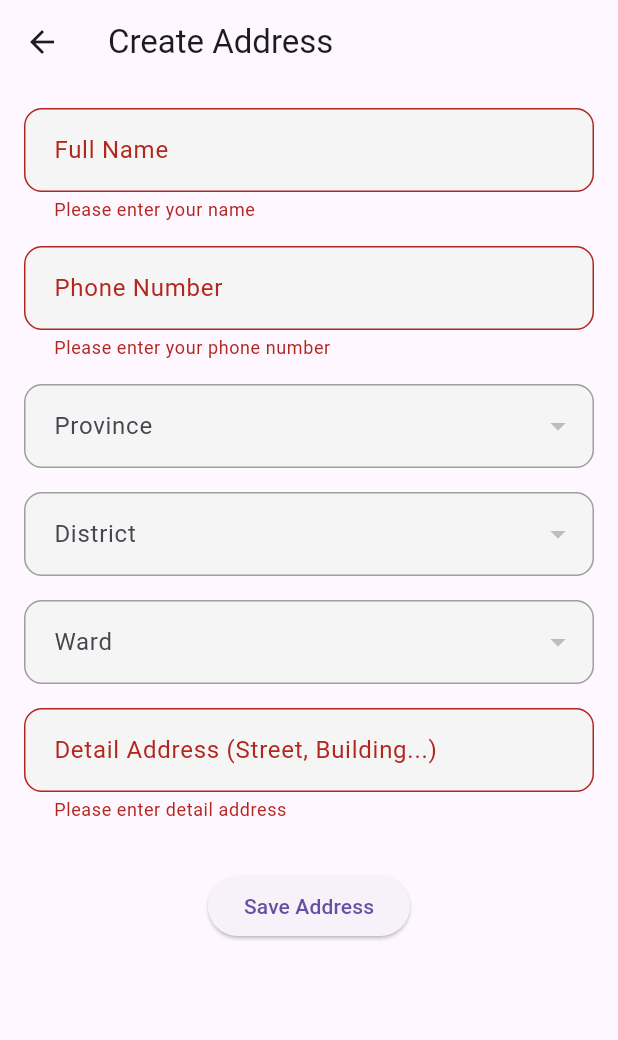
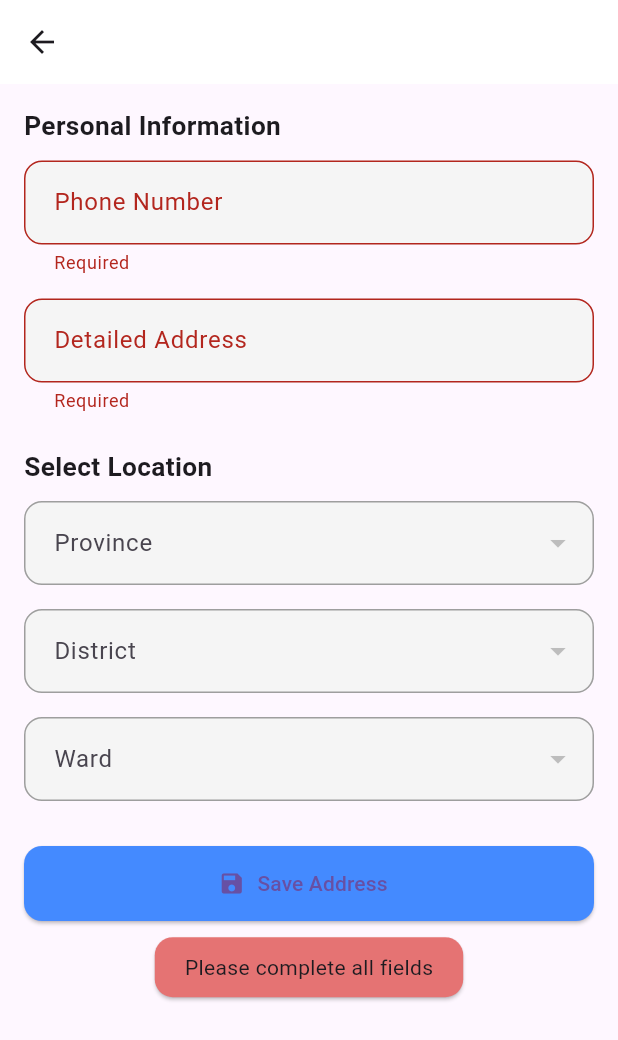
Before and after one commit to vutientrinh/flutter-social-share, a Flutter app: the CreateAddressScreen screen opened directly, after a tap on "Save Address", on a phone screen of 412 x 824 dp. Shown: the top 1040 px of the screen. Run offline on Flutter 3.47's test engine with Material 3 defaults, Android fonts, the phone set to English and light mode, and no system bars; drawn by our look-alikes of velocity_x; our stand-ins replace another_flushbar, cached_network_image, dio, flutter_dotenv, flutter_riverpod, image_picker and 4 more; missing offline and left inert: stomp_dart_client; accounts and stored records are empty; network calls fail.

Commit message:
tracking and address screen

```diff
--- a/lib/screens/ecommerce_screen/create_address_screen.dart
+++ b/lib/screens/ecommerce_screen/create_address_screen.dart
@@ -39,9 +39,7 @@ class _CreateAddressState extends ConsumerState<CreateAddressScreen> {
   Future<void> _loadProvinces() async {
     final shippingService = ref.read(shippingProvider);
     final res = await shippingService.getProvinces();
-    setState(() {
-      provinces = res.data['data'];
-    });
+    setState(() => provinces = res.data['data']);
   }
 
   Future<void> _loadDistricts(int provinceId) async {
@@ -75,7 +73,6 @@ class _CreateAddressState extends ConsumerState<CreateAddressScreen> {
         selectedProvinceId != null &&
         selectedDistrictId != null &&
         selectedWardCode != null) {
-
       final address = AddressRequest(
         userId: data['userId'],
         phone: phoneController.text,
@@ -88,27 +85,24 @@ class _CreateAddressState extends ConsumerState<CreateAddressScreen> {
         provinceName: selectedProvinceName!,
       );
 
-      print("Submitting address: $address");
       await ref.read(addressAsyncNotifierProvider.notifier).createAddress(address);
       Navigator.pop(context);
     } else {
-      print("Form incomplete");
+      VxToast.show(context, msg: "Please complete all fields", bgColor: Colors.red.shade300);
     }
   }
 
   InputDecoration _inputDecoration(String label) {
     return InputDecoration(
       labelText: label,
-      floatingLabelStyle: const TextStyle(color: Colors.blue, fontSize: 18),
-      border: OutlineInputBorder(
-        borderRadius: BorderRadius.circular(12),
-      ),
+      floatingLabelStyle: const TextStyle(color: Colors.teal, fontSize: 18),
+      border: OutlineInputBorder(borderRadius: BorderRadius.circular(12)),
       enabledBorder: OutlineInputBorder(
         borderSide: const BorderSide(color: Colors.grey),
         borderRadius: BorderRadius.circular(12),
       ),
       focusedBorder: OutlineInputBorder(
-        borderSide: const BorderSide(color: Colors.blue, width: 2),
+        borderSide: const BorderSide(color: Colors.teal, width: 2),
         borderRadius: BorderRadius.circular(12),
       ),
       filled: true,
@@ -127,14 +121,15 @@ class _CreateAddressState extends ConsumerState<CreateAddressScreen> {
   }) {
     return DropdownButtonFormField<T>(
       value: value,
+      isExpanded: true,
+      decoration: _inputDecoration(label),
       items: items.map<DropdownMenuItem<T>>((item) {
         return DropdownMenuItem<T>(
-          value: item[idField] as T,
+          value: item[idField],
           child: Text(item[displayField]),
         );
       }).toList(),
       onChanged: onChanged,
-      decoration: _inputDecoration(label),
     );
   }
 
@@ -142,94 +137,86 @@ class _CreateAddressState extends ConsumerState<CreateAddressScreen> {
   Widget build(BuildContext context) {
     return Scaffold(
       appBar: AppBar(
-        title: const Text('Create Address'),
+        title: "Add New Address".text.semiBold.white.make(),
+        centerTitle: true,
+        backgroundColor: Colors.white,
       ),
-      body: Padding(
-        padding: const EdgeInsets.all(16.0),
+      body: SingleChildScrollView(
+        padding: const EdgeInsets.all(16),
         child: Form(
           key: _formKey,
-          child: SingleChildScrollView(
-            child: Column(
-              children: [
-                TextFormField(
-                  controller: nameController,
-                  decoration: _inputDecoration('Full Name'),
-                  validator: (value) => value!.isEmpty ? 'Please enter your name' : null,
-                ),
-                const SizedBox(height: 16),
+          child: VStack([
+            "Personal Information".text.xl.semiBold.make(),
+            const SizedBox(height: 10),
             TextFormField(
               controller: phoneController,
-                  decoration: _inputDecoration('Phone Number'),
-                  validator: (value) => value!.isEmpty ? 'Please enter your phone number' : null,
+              decoration: _inputDecoration("Phone Number"),
               keyboardType: TextInputType.phone,
-                ),
-                const SizedBox(height: 16),
-                _buildDropdown<int>(
-                  label: 'Province',
-                  value: selectedProvinceId,
-                  items: provinces,
-                  onChanged: (value) {
-                    setState(() {
-                      selectedProvinceId = value;
-                      selectedProvinceName = provinces.firstWhere((p) => p['ProvinceID'] == value)['ProvinceName'];
-                      selectedDistrictId = null;
-                      selectedDistrictName = null;
-                      selectedWardCode = null;
-                      selectedWardName = null;
-                      districts = [];
-                      wards = [];
-                    });
-                    if (value != null) _loadDistricts(value);
-                  },
-                  displayField: 'ProvinceName',
-                  idField: 'ProvinceID',
-                ),
-                const SizedBox(height: 16),
-                _buildDropdown<int>(
-                  label: 'District',
-                  value: selectedDistrictId,
-                  items: districts,
-                  onChanged: (value) {
-                    setState(() {
-                      selectedDistrictId = value;
-                      selectedDistrictName = districts.firstWhere((d) => d['DistrictID'] == value)['DistrictName'];
-                      selectedWardCode = null;
-                      selectedWardName = null;
-                      wards = [];
-                    });
-                    if (value != null) _loadWards(value);
-                  },
-                  displayField: 'DistrictName',
-                  idField: 'DistrictID',
-                ),
-                const SizedBox(height: 16),
-                _buildDropdown<String>(
-                  label: 'Ward',
-                  value: selectedWardCode,
-                  items: wards,
-                  onChanged: (value) {
-                    setState(() {
-                      selectedWardCode = value;
-                      selectedWardName = wards.firstWhere((w) => w['WardCode'] == value)['WardName'];
-                    });
-                  },
-                  displayField: 'WardName',
-                  idField: 'WardCode',
+              validator: (value) => value!.isEmpty ? 'Required' : null,
             ),
             const SizedBox(height: 16),
             TextFormField(
               controller: detailController,
-                  decoration: _inputDecoration('Detail Address (Street, Building...)'),
-                  validator: (value) => value!.isEmpty ? 'Please enter detail address' : null,
+              decoration: _inputDecoration("Detailed Address"),
+              validator: (value) => value!.isEmpty ? 'Required' : null,
             ),
-                const SizedBox(height: 32),
-                ElevatedButton(
-                  onPressed: _submitForm,
-                  child: const Text('Save Address'),
-                )
-              ],
+            const SizedBox(height: 24),
+            "Select Location".text.xl.semiBold.make(),
+            const SizedBox(height: 10),
+            _buildDropdown<int>(
+              label: "Province",
+              value: selectedProvinceId,
+              items: provinces,
+              displayField: 'ProvinceName',
+              idField: 'ProvinceID',
+              onChanged: (val) {
+                final selected = provinces.firstWhere((e) => e['ProvinceID'] == val);
+                selectedProvinceId = val;
+                selectedProvinceName = selected['ProvinceName'];
+                _loadDistricts(val!);
+              },
+            ),
+            const SizedBox(height: 16),
+            _buildDropdown<int>(
+              label: "District",
+              value: selectedDistrictId,
+              items: districts,
+              displayField: 'DistrictName',
+              idField: 'DistrictID',
+              onChanged: (val) {
+                final selected = districts.firstWhere((e) => e['DistrictID'] == val);
+                selectedDistrictId = val;
+                selectedDistrictName = selected['DistrictName'];
+                _loadWards(val!);
+              },
+            ),
+            const SizedBox(height: 16),
+            _buildDropdown<String>(
+              label: "Ward",
+              value: selectedWardCode,
+              items: wards,
+              displayField: 'WardName',
+              idField: 'WardCode',
+              onChanged: (val) {
+                final selected = wards.firstWhere((e) => e['WardCode'] == val);
+                selectedWardCode = val;
+                selectedWardName = selected['WardName'];
+              },
+            ),
+            const SizedBox(height: 30),
+            ElevatedButton.icon(
+              icon: const Icon(Icons.save),
+              label: "Save Address".text.make(),
+              style: ElevatedButton.styleFrom(
+                backgroundColor: Colors.blueAccent,
+                minimumSize: const Size.fromHeight(50),
+                shape: RoundedRectangleBorder(
+                  borderRadius: BorderRadius.circular(12),
                 ),
               ),
+              onPressed: _submitForm,
+            )
+          ]),
         ),
       ),
     );
--- a/lib/screens/ecommerce_screen/order_detail_screen.dart
+++ b/lib/screens/ecommerce_screen/order_detail_screen.dart
@@ -162,7 +162,7 @@ class _OrderDetailScreenState extends ConsumerState<OrderDetailScreen> {
               mainAxisAlignment: MainAxisAlignment.spaceBetween,
               children: [
                 const Text("Method :"),
-                Text('${order.payment.method}'),
+                Text(order.payment.method),
               ],
             ),
             Row(
```
Also changed, not shown: lib/screens/ecommerce_screen/address_screen.dart (added, +172 -0 lines), lib/screens/profile_screen/widget/show_setting_bottom_sheet.dart (+11 -0 lines). Lines whose indentation alone changed are shown as unchanged.
